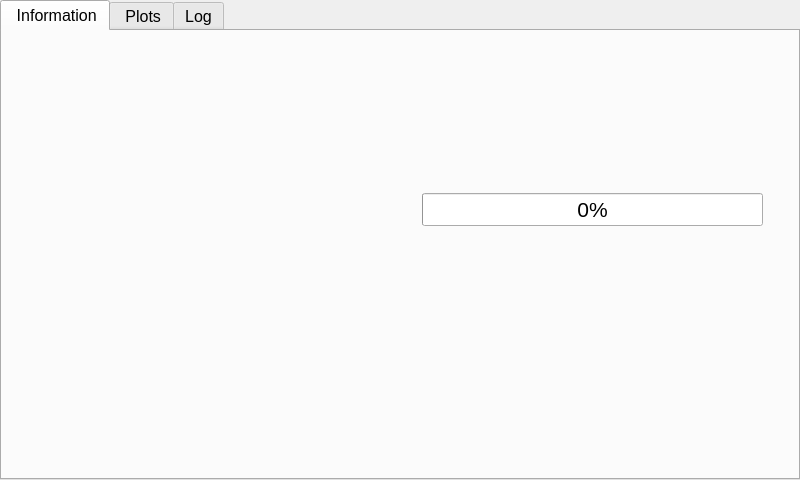
LowellInstruments/ddh_new, file gui/ble_gui.ui: the form before one commit.
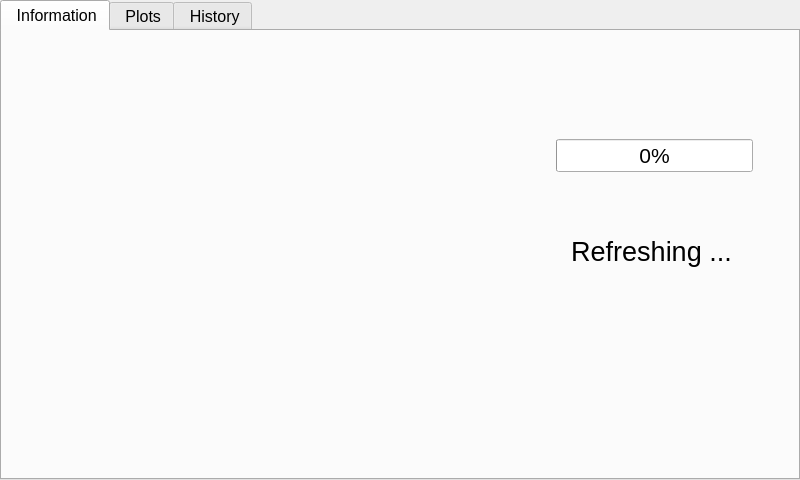
The form after the commit. The open tabs and pages were chosen to show the change. Icons and pictures are not drawn.

Diff of the .ui file:
```diff
--- a/gui/ble_gui.ui
+++ b/gui/ble_gui.ui
@@ -76,8 +76,8 @@
      <rect>
       <x>420</x>
       <y>20</y>
-      <width>341</width>
-      <height>261</height>
+      <width>331</width>
+      <height>121</height>
      </rect>
     </property>
     <property name="sizePolicy">
@@ -87,49 +87,11 @@
      </sizepolicy>
     </property>
     <layout class="QGridLayout" name="gridLayout_3">
-     <item row="0" column="0">
-      <widget class="QLabel" name="img_ble">
-       <property name="sizePolicy">
-        <sizepolicy hsizetype="Ignored" vsizetype="Ignored">
-         <horstretch>3</horstretch>
-         <verstretch>6</verstretch>
-        </sizepolicy>
-       </property>
-       <property name="text">
-        <string/>
-       </property>
-       <property name="pixmap">
-        <pixmap>res/img_blue.png</pixmap>
-       </property>
-       <property name="scaledContents">
-        <bool>true</bool>
-       </property>
-       <property name="margin">
-        <number>5</number>
-       </property>
-      </widget>
-     </item>
-     <item row="3" column="0" colspan="2">
-      <widget class="QLabel" name="lbl_ble_long">
-       <property name="sizePolicy">
-        <sizepolicy hsizetype="Preferred" vsizetype="Preferred">
-         <horstretch>0</horstretch>
-         <verstretch>4</verstretch>
-        </sizepolicy>
-       </property>
-       <property name="text">
-        <string>&lt;blelong&gt;</string>
-       </property>
-       <property name="alignment">
-        <set>Qt::AlignCenter</set>
-       </property>
-      </widget>
-     </item>
-     <item row="0" column="1">
+     <item row="1" column="2">
       <widget class="QLabel" name="lbl_ble_short">
        <property name="sizePolicy">
         <sizepolicy hsizetype="Preferred" vsizetype="Preferred">
-         <horstretch>6</horstretch>
+         <horstretch>7</horstretch>
          <verstretch>4</verstretch>
         </sizepolicy>
        </property>
@@ -146,20 +108,7 @@
        </property>
       </widget>
      </item>
-     <item row="1" column="0" colspan="2">
-      <widget class="QLabel" name="spacer">
-       <property name="maximumSize">
-        <size>
-         <width>16777215</width>
-         <height>10</height>
-        </size>
-       </property>
-       <property name="text">
-        <string/>
-       </property>
-      </widget>
-     </item>
-     <item row="2" column="0" colspan="2">
+     <item row="2" column="2">
       <widget class="QProgressBar" name="bar_dl">
        <property name="sizePolicy">
         <sizepolicy hsizetype="Preferred" vsizetype="Fixed">
@@ -180,6 +129,41 @@
        </property>
       </widget>
      </item>
+     <item row="1" column="0" rowspan="2">
+      <widget class="QLabel" name="img_ble">
+       <property name="sizePolicy">
+        <sizepolicy hsizetype="Ignored" vsizetype="Ignored">
+         <horstretch>4</horstretch>
+         <verstretch>6</verstretch>
+        </sizepolicy>
+       </property>
+       <property name="text">
+        <string/>
+       </property>
+       <property name="pixmap">
+        <pixmap>res/img_blue.png</pixmap>
+       </property>
+       <property name="scaledContents">
+        <bool>true</bool>
+       </property>
+       <property name="margin">
+        <number>5</number>
+       </property>
+      </widget>
+     </item>
+     <item row="1" column="1" rowspan="2">
+      <widget class="QLabel" name="label_6">
+       <property name="minimumSize">
+        <size>
+         <width>5</width>
+         <height>0</height>
+        </size>
+       </property>
+       <property name="text">
+        <string/>
+       </property>
+      </widget>
+     </item>
     </layout>
    </widget>
    <widget class="QWidget" name="gridLayoutWidget_3">
@@ -459,6 +443,70 @@
      </item>
     </layout>
    </widget>
+   <widget class="QWidget" name="gridLayoutWidget_7">
+    <property name="geometry">
+     <rect>
+      <x>420</x>
+      <y>160</y>
+      <width>341</width>
+      <height>121</height>
+     </rect>
+    </property>
+    <property name="sizePolicy">
+     <sizepolicy hsizetype="Preferred" vsizetype="Preferred">
+      <horstretch>0</horstretch>
+      <verstretch>0</verstretch>
+     </sizepolicy>
+    </property>
+    <layout class="QGridLayout" name="gridLayout_8">
+     <item row="0" column="0">
+      <widget class="QLabel" name="img_output">
+       <property name="sizePolicy">
+        <sizepolicy hsizetype="Ignored" vsizetype="Ignored">
+         <horstretch>4</horstretch>
+         <verstretch>0</verstretch>
+        </sizepolicy>
+       </property>
+       <property name="text">
+        <string/>
+       </property>
+       <property name="pixmap">
+        <pixmap>res/img_screen.png</pixmap>
+       </property>
+       <property name="scaledContents">
+        <bool>true</bool>
+       </property>
+       <property name="margin">
+        <number>7</number>
+       </property>
+      </widget>
+     </item>
+     <item row="0" column="1">
+      <widget class="QLabel" name="lbl_output">
+       <property name="sizePolicy">
+        <sizepolicy hsizetype="Preferred" vsizetype="Preferred">
+         <horstretch>8</horstretch>
+         <verstretch>0</verstretch>
+        </sizepolicy>
+       </property>
+       <property name="font">
+        <font>
+         <pointsize>20</pointsize>
+        </font>
+       </property>
+       <property name="text">
+        <string>Refreshing ...</string>
+       </property>
+       <property name="alignment">
+        <set>Qt::AlignCenter</set>
+       </property>
+       <property name="margin">
+        <number>0</number>
+       </property>
+      </widget>
+     </item>
+    </layout>
+   </widget>
   </widget>
   <widget class="QWidget" name="tab_plot">
    <attribute name="icon">
@@ -522,7 +570,7 @@
      <normaloff>res/icon_text.ico</normaloff>res/icon_text.ico</iconset>
    </attribute>
    <attribute name="title">
-    <string>Log</string>
+    <string> History</string>
    </attribute>
    <widget class="QWidget" name="gridLayoutWidget_5">
     <property name="geometry">
```
Left out of the diff: 6 changed lines with no effect on the pictures.
